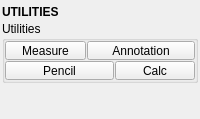
Above: tentacle/ui/utilities.ui from m3trik/tentacle before the change. Below: the same form after it.
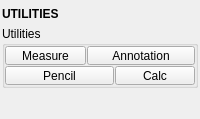
That is the form after the change. Custom widgets are drawn as their Qt base class.

What changed in the file:
```diff
--- a/tentacle/ui/utilities.ui
+++ b/tentacle/ui/utilities.ui
@@ -74,6 +74,12 @@
       </item>
       <item>
        <widget class="QGroupBox" name="utilities">
+        <property name="sizePolicy">
+         <sizepolicy hsizetype="Preferred" vsizetype="Fixed">
+          <horstretch>0</horstretch>
+          <verstretch>0</verstretch>
+         </sizepolicy>
+        </property>
         <property name="title">
          <string>Utilities</string>
         </property>
@@ -231,6 +237,9 @@
         <property name="orientation">
          <enum>Qt::Vertical</enum>
         </property>
+        <property name="sizeType">
+         <enum>QSizePolicy::Fixed</enum>
+        </property>
         <property name="sizeHint" stdset="0">
          <size>
           <width>0</width>
```
